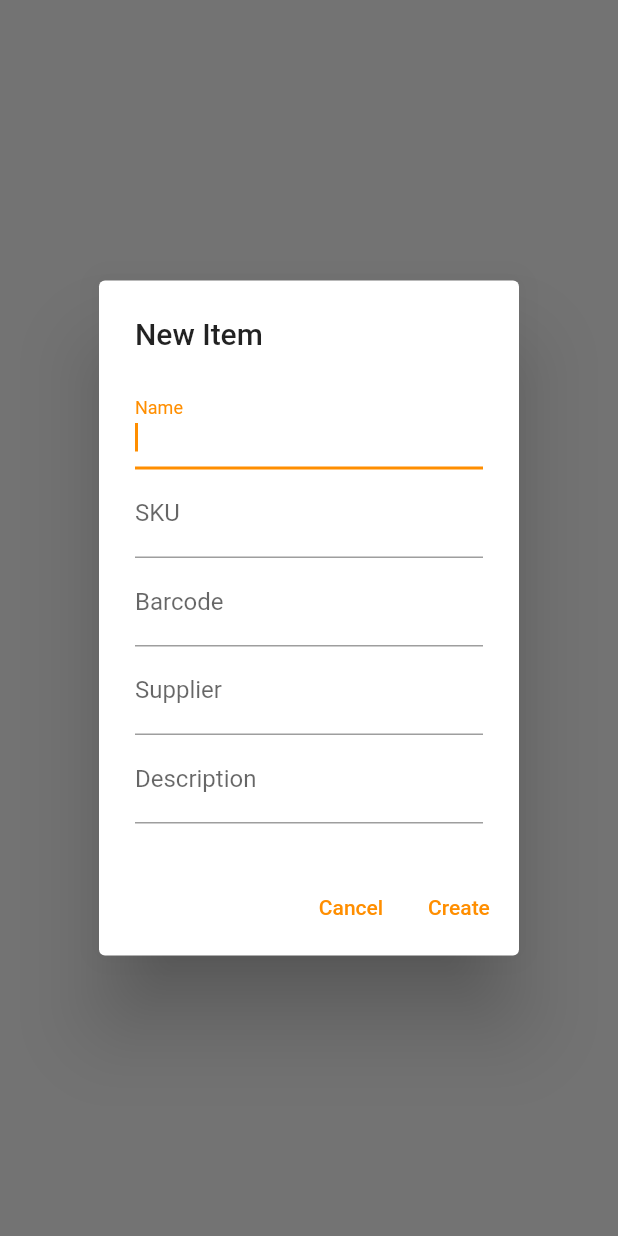
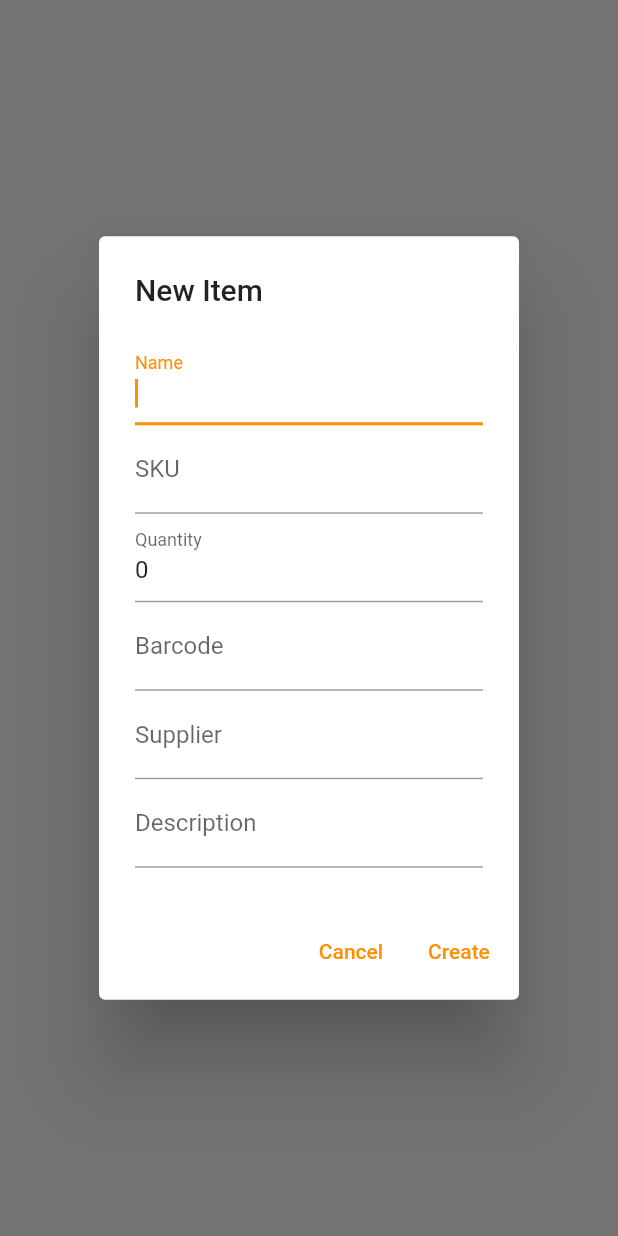
Before and after one commit to Unrealitix/UIMS.App, a Flutter app: what dialogEditItem() shows on an empty page, opened directly with empty values, on a phone screen of 412 x 824 dp. Run offline on Flutter 3.47's test engine with Material 2 defaults, Android fonts, the phone set to English and light mode, and no system bars; our stand-ins replace audioplayers, flutter_speed_dial, shared_preferences; missing offline and left inert: mobile_scanner; accounts and stored records are empty; generated files the repository leaves out were written again; network calls fail.

Commit message:
New/Edit Dialog has quantity field now&scrollbars
Scrollbars on dialog boxes that have scrollable content, to hint to users that there may be more down there

```diff
--- a/lib/l10n/app_en.arb
+++ b/lib/l10n/app_en.arb
@@ -196,6 +196,14 @@
 	"@itemNewDialogSKUEmptyWarning": {
 		"description": "The warning shown when the user tries to add a new item with an empty SKU"
 	},
+	"itemNewDialogQuantityEmptyWarning": "Quantity cannot be empty",
+	"@itemNewDialogQuantityEmptyWarning": {
+		"description": "The warning shown when the user tries to add a new item with an empty quantity"
+	},
+	"itemNewDialogQuantityInvalidWarning": "Invalid quantity",
+	"@itemNewDialogQuantityInvalidWarning": {
+		"description": "The warning shown when the user tries to add a new item with an invalid quantity"
+	},
 	"itemEditDialogDeleteItemButton": "Delete Item",
 	"@itemEditDialogDeleteItemButton": {
 		"description": "The label of the button to delete an item"
--- a/lib/l10n/app_nl.arb
+++ b/lib/l10n/app_nl.arb
@@ -58,6 +58,8 @@
 	"itemEditDialogTitle": "Bewerk Item",
 	"itemNewDialogNameEmptyWarning": "Naam mag niet leeg zijn",
 	"itemNewDialogSKUEmptyWarning": "SKU mag niet leeg zijn",
+	"itemNewDialogQuantityEmptyWarning": "Aantal mag niet leeg zijn",
+	"itemNewDialogQuantityInvalidWarning": "Ongeldig aantal",
 	"itemEditDialogDeleteItemButton": "Verwijder Item",
 
 	"itemListSearchbarHint": "Zoeken",
--- a/lib/models/inventory_item.dart
+++ b/lib/models/inventory_item.dart
@@ -74,7 +74,12 @@ class Item {
           return AlertDialog(
             title:
                 Text(AppLocalizations.of(context)!.duplicateBarcodeDialogTitle),
-            content: SingleChildScrollView(
+            content: RawScrollbar(
+              thickness: 2,
+              interactive: false,
+              thumbVisibility: true,
+              thumbColor: Colors.grey.withOpacity(0.5),
+              child: SingleChildScrollView(
                 child: Column(
                   mainAxisSize: MainAxisSize.min,
                   children: [
@@ -94,6 +99,7 @@ class Item {
                         ),
                       ),
                   ],
+                ),
               ),
             ),
             actions: [
@@ -130,8 +136,9 @@ class Item {
   ///Returns null if dialog was cancelled
   static Future<Item?> dialogEditItem(BuildContext context, Item item) async {
     final formKey = GlobalKey<FormState>();
-    final nameKey = GlobalKey<FormFieldState>();
-    final skuKey = GlobalKey<FormFieldState>();
+    final nameVerificationKey = GlobalKey<FormFieldState>();
+    final skuVerificationKey = GlobalKey<FormFieldState>();
+    final quantityVerificationKey = GlobalKey<FormFieldState>();
     bool acceptReturn = false;
 
     bool isNew = item.sku.isEmpty;
@@ -148,7 +155,12 @@ class Item {
       builder: (context) {
         return AlertDialog(
           title: Text(title),
-          content: SingleChildScrollView(
+          content: RawScrollbar(
+            thickness: 2,
+            interactive: false,
+            thumbVisibility: true,
+            thumbColor: Colors.grey.withOpacity(0.5),
+            child: SingleChildScrollView(
               child: Form(
                 key: formKey,
                 child: Column(
@@ -156,8 +168,9 @@ class Item {
                   crossAxisAlignment: CrossAxisAlignment.end,
                   children: [
                     Focus(
+                      canRequestFocus: false,
                       child: TextFormField(
-                      key: nameKey,
+                        key: nameVerificationKey,
                         autofocus: isNew,
                         initialValue: item.name,
                         decoration: InputDecoration(
@@ -166,8 +179,6 @@ class Item {
                         ),
                         textInputAction: TextInputAction.next,
                         textCapitalization: TextCapitalization.words,
-                      onFieldSubmitted: (String s) =>
-                          FocusScope.of(context).nextFocus(),
                         onSaved: (String? s) => item.name = (s ?? "").trim(),
                         validator: (String? s) {
                           if (s == null || s.isEmpty) {
@@ -179,13 +190,14 @@ class Item {
                       ),
                       onFocusChange: (bool hasFocus) {
                         if (!hasFocus) {
-                        nameKey.currentState?.validate();
+                          nameVerificationKey.currentState?.validate();
                         }
                       },
                     ),
                     Focus(
+                      canRequestFocus: false,
                       child: TextFormField(
-                      key: skuKey,
+                        key: skuVerificationKey,
                         initialValue: item.sku,
                         decoration: InputDecoration(
                           labelText:
@@ -203,7 +215,38 @@ class Item {
                       ),
                       onFocusChange: (bool hasFocus) {
                         if (!hasFocus) {
-                        skuKey.currentState?.validate();
+                          skuVerificationKey.currentState?.validate();
+                        }
+                      },
+                    ),
+                    Focus(
+                      canRequestFocus: false,
+                      child: TextFormField(
+                        key: quantityVerificationKey,
+                        initialValue: item.quantity.toString(),
+                        decoration: InputDecoration(
+                          labelText: AppLocalizations.of(context)!
+                              .itemPropertyQuantity,
+                        ),
+                        textInputAction: TextInputAction.next,
+                        keyboardType: TextInputType.number,
+                        onSaved: (String? s) =>
+                            item.quantity = int.tryParse(s!) ?? 1,
+                        validator: (String? s) {
+                          if (s == null || s.isEmpty) {
+                            return AppLocalizations.of(context)!
+                                .itemNewDialogQuantityEmptyWarning;
+                          }
+                          if (int.tryParse(s) == null) {
+                            return AppLocalizations.of(context)!
+                                .itemNewDialogQuantityInvalidWarning;
+                          }
+                          return null;
+                        },
+                      ),
+                      onFocusChange: (bool hasFocus) {
+                        if (!hasFocus) {
+                          quantityVerificationKey.currentState?.validate();
                         }
                       },
                     ),
@@ -229,8 +272,8 @@ class Item {
                     TextFormField(
                       initialValue: item.description,
                       decoration: InputDecoration(
-                      labelText:
-                          AppLocalizations.of(context)!.itemPropertyDescription,
+                        labelText: AppLocalizations.of(context)!
+                            .itemPropertyDescription,
                       ),
                       textInputAction: TextInputAction.newline,
                       textCapitalization: TextCapitalization.sentences,
@@ -250,8 +293,7 @@ class Item {
                           children: [
                             const Icon(Icons.warning),
                             Text(
-                              " ${AppLocalizations.of(context)!
-                                  .itemEditDialogDeleteItemButton}"),
+                                " ${AppLocalizations.of(context)!.itemEditDialogDeleteItemButton}"),
                           ],
                         ),
                         onPressed: () {
@@ -262,6 +304,7 @@ class Item {
                         },
                       ),
                   ],
+                ),
               ),
             ),
           ),
```
Also changed, not shown: lib/tabs/inventory.dart (+9 -2 lines). Lines whose indentation alone changed are shown as unchanged.
